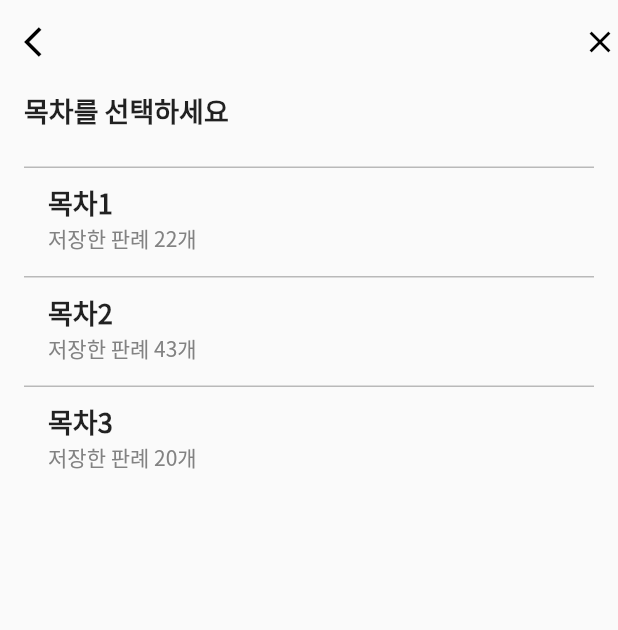
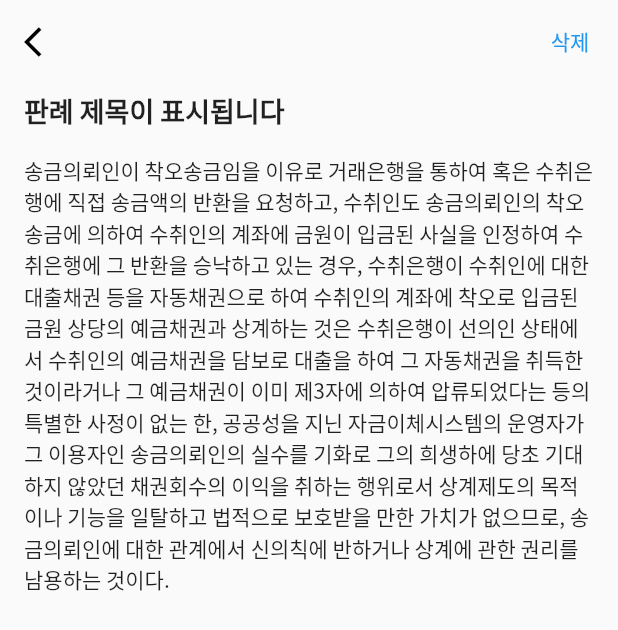
Before and after one commit to CapstoneMemento/Memento_Flutter, a Flutter app: the SubjectSelectScreen screen opened directly, after a tap on "과목1", after a tap on "목차2", on a phone screen of 412 x 824 dp. Shown: the top 630 px of the screen. Run offline on Flutter 3.47's test engine with Material 2 defaults, Android fonts, the phone set to English and light mode, and no system bars; our stand-ins replace camera, extended_image, firebase_core, firebase_storage, image_picker, modal_bottom_sheet; missing offline and left inert: document_scanner_flutter, flutter_tesseract_ocr; accounts and stored records are empty; generated files the repository leaves out were written again.

Commit message:
Feat: 노트 화면 추가

```diff
--- /dev/null
+++ b/lib/screens/noteScreen.dart
@@ -0,0 +1,59 @@
+import 'package:flutter/material.dart';
+import 'package:memento_flutter/screens/note_list_screen.dart';
+
+import 'package:memento_flutter/themes/custom_theme.dart';
+import 'package:memento_flutter/widgets/base_app_bar.dart';
+
+class NoteScreen extends StatelessWidget {
+  NoteScreen({super.key});
+
+  String note =
+      "송금의뢰인이 착오송금임을 이유로 거래은행을 통하여 혹은 수취은행에 직접 송금액의 반환을 요청하고, 수취인도 송금의뢰인의 착오송금에 의하여 수취인의 계좌에 금원이 입금된 사실을 인정하여 수취은행에 그 반환을 승낙하고 있는 경우, 수취은행이 수취인에 대한 대출채권 등을 자동채권으로 하여 수취인의 계좌에 착오로 입금된 금원 상당의 예금채권과 상계하는 것은 수취은행이 선의인 상태에서 수취인의 예금채권을 담보로 대출을 하여 그 자동채권을 취득한 것이라거나 그 예금채권이 이미 제3자에 의하여 압류되었다는 등의 특별한 사정이 없는 한, 공공성을 지닌 자금이체시스템의 운영자가 그 이용자인 송금의뢰인의 실수를 기화로 그의 희생하에 당초 기대하지 않았던 채권회수의 이익을 취하는 행위로서 상계제도의 목적이나 기능을 일탈하고 법적으로 보호받을 만한 가치가 없으므로, 송금의뢰인에 대한 관계에서 신의칙에 반하거나 상계에 관한 권리를 남용하는 것이다.";
+
+  @override
+  Widget build(BuildContext context) {
+    return Scaffold(
+      appBar: BaseAppBar(
+        leading: IconButton(
+            onPressed: () {
+              // 노트 리스트로 이동
+              Navigator.push(
+                  context,
+                  MaterialPageRoute(
+                      builder: (context) =>
+                          NoteListScreen(category: "이전에 선택한 목차")));
+            },
+            icon: const Icon(
+              Icons.arrow_back_ios,
+              color: Colors.black,
+            )),
+        actions: [
+          TextButton(
+            onPressed: () {
+              // 노트 삭제 dialog
+              // 삭제 시 노트 리스트로 이동
+            },
+            child: const Text("삭제"),
+          )
+        ],
+      ),
+      body: Padding(
+        padding: const EdgeInsets.symmetric(horizontal: 16),
+        child: Column(crossAxisAlignment: CrossAxisAlignment.start, children: [
+          Text(
+            "판례 제목이 표시됩니다",
+            style: CustomTheme.themeData.textTheme.titleMedium,
+          ),
+          const SizedBox(
+            height: 16,
+          ),
+          Text(
+            note,
+          )
+          // 실제로 사용할 위젯은 아래
+          // KeywordText(selectedText: selectedText)
+        ]),
+      ),
+    );
+  }
+}
--- a/lib/screens/note_list_screen.dart
+++ b/lib/screens/note_list_screen.dart
@@ -1,4 +1,5 @@
 import 'package:flutter/material.dart';
+import 'package:memento_flutter/screens/noteScreen.dart';
 import 'package:memento_flutter/themes/custom_theme.dart';
 import 'package:memento_flutter/widgets/base_app_bar.dart';
 
@@ -49,6 +50,10 @@ class NoteListScreen extends StatelessWidget {
                         trailing: const Icon(Icons.add),
                         onTap: () {
                           // 해당 노트 화면으로 이동
+                          Navigator.push(
+                              context,
+                              MaterialPageRoute(
+                                  builder: ((context) => NoteScreen())));
                         },
                       ))
                   .toList()),
--- a/lib/screens/subject_select_screen.dart
+++ b/lib/screens/subject_select_screen.dart
@@ -1,5 +1,6 @@
 // 과목, 목차 지정 화면
 import 'package:flutter/material.dart';
+import 'package:memento_flutter/screens/noteScreen.dart';
 import 'package:memento_flutter/themes/custom_theme.dart';
 import 'package:memento_flutter/widgets/base_app_bar.dart';
 
@@ -69,6 +70,11 @@ class _SubjectSelectScreenState extends State<SubjectSelectScreen> {
                                   });
                                 } else {
                                   // 생성한 노트 확인하기
+                                  Navigator.push(
+                                      context,
+                                      MaterialPageRoute(
+                                          builder: ((context) =>
+                                              NoteScreen())));
                                 }
                               },
                             ),
```
